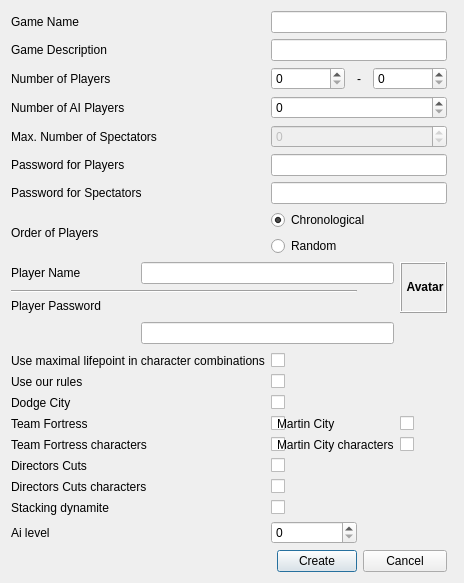
Before: the Qt Designer form src/kbang_client/creategamedialog.ui in szaialt/kbang1, drawn with Qt 5.
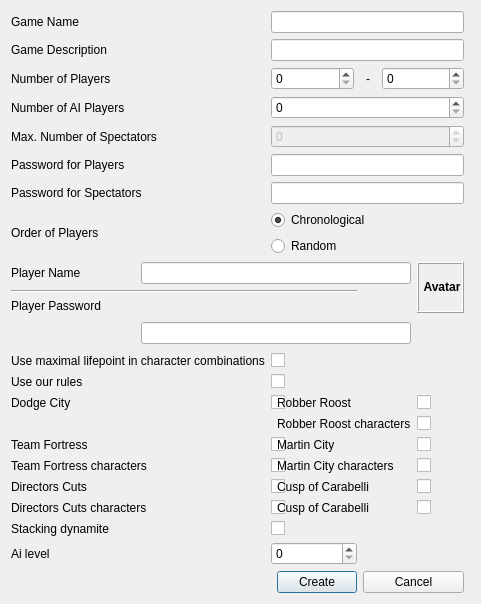
After: the same form once the commit is applied. Custom widgets are drawn as their Qt base class.

Commit message: Added some of Cusp of Carabelli deck cards.

```diff
--- a/src/kbang_client/creategamedialog.ui
+++ b/src/kbang_client/creategamedialog.ui
@@ -152,14 +152,14 @@
    <item row="12" column="1" colspan="4">
     <widget class="QLineEdit" name="lineEditPlayerName"/>
    </item>
-   <item row="29" column="3">
+   <item row="33" column="3">
     <widget class="QPushButton" name="pushButtonCreate">
      <property name="text">
       <string>Create</string>
      </property>
     </widget>
    </item>
-   <item row="29" column="4" colspan="2">
+   <item row="33" column="4" colspan="2">
     <widget class="QPushButton" name="pushButtonCancel">
      <property name="text">
       <string>Cancel</string>
@@ -459,12 +459,67 @@
      </property>
     </widget>
    </item>
-   
-   <item row="25" column="2" colspan="2">
+    <item row="19" column="5" colspan="2">
+    <widget class="QCheckBox" name="checkRobberRoost">
+    </widget>
+   </item>
+   <item row="19" column="3" colspan="2">
+    <widget class="QLabel" name="labelRobberRoost">
+     <property name="text">
+      <string>Robber Roost</string>
+     </property>
+     <property name="buddy">
+      <cstring>checkRobberRoost</cstring>
+     </property>
+    </widget>
+   </item>
+   <item row="20" column="5" colspan="2">
+    <widget class="QCheckBox" name="checkRobberRoostCharacters">
+    </widget>
+   </item>
+   <item row="20" column="3" colspan="2">
+    <widget class="QLabel" name="labelRobberRoostCharacters">
+     <property name="text">
+      <string>Robber Roost characters</string>
+     </property>
+     <property name="buddy">
+      <cstring>checkRobberRoostCharacters</cstring>
+     </property>
+    </widget>
+   </item>  
+   <item row="23" column="5" colspan="2">
+    <widget class="QCheckBox" name="checkCuspOfCarabelli">
+    </widget>
+   </item>
+   <item row="23" column="3" colspan="2">
+    <widget class="QLabel" name="labelCuspOfCarabelli">
+     <property name="text">
+      <string>Cusp of Carabelli</string>
+     </property>
+     <property name="buddy">
+      <cstring>checkCuspOfCarabelli</cstring>
+     </property>
+    </widget>
+   </item>
+   <item row="24" column="5" colspan="2">
+    <widget class="QCheckBox" name="checkCuspOfCarabelliCharacters">
+    </widget>
+   </item>
+   <item row="24" column="3" colspan="2">
+    <widget class="QLabel" name="labelCuspOfCarabelliCharacters">
+     <property name="text">
+      <string>Cusp of Carabelli</string>
+     </property>
+     <property name="buddy">
+      <cstring>checkCuspOfCarabelliCharacters</cstring>
+     </property>
+     </widget>
+   </item>
+   <item row="29" column="2" colspan="2">
     <widget class="QCheckBox" name="checkStackingDynamite">
     </widget>
    </item>
-   <item row="25" column="0" colspan="2">
+   <item row="29" column="0" colspan="2">
     <widget class="QLabel" name="labelStackingDynamite">
      <property name="text">
       <string>Stacking dynamite</string>
@@ -474,11 +529,11 @@
      </property>
     </widget>
    </item>
-   <item row="28" column="2" colspan="2">
+   <item row="32" column="2" colspan="2">
     <widget class="QSpinBox" name="spinBoxAiLevel">
     </widget>
    </item>
-   <item row="28" column="0" colspan="2">
+   <item row="32" column="0" colspan="2">
     <widget class="QLabel" name="labelAiLevel">
      <property name="text">
       <string>Ai level</string>
```
Left out of the diff: 4 changed lines with no effect on the pictures. The commit also changes 97 other files.
